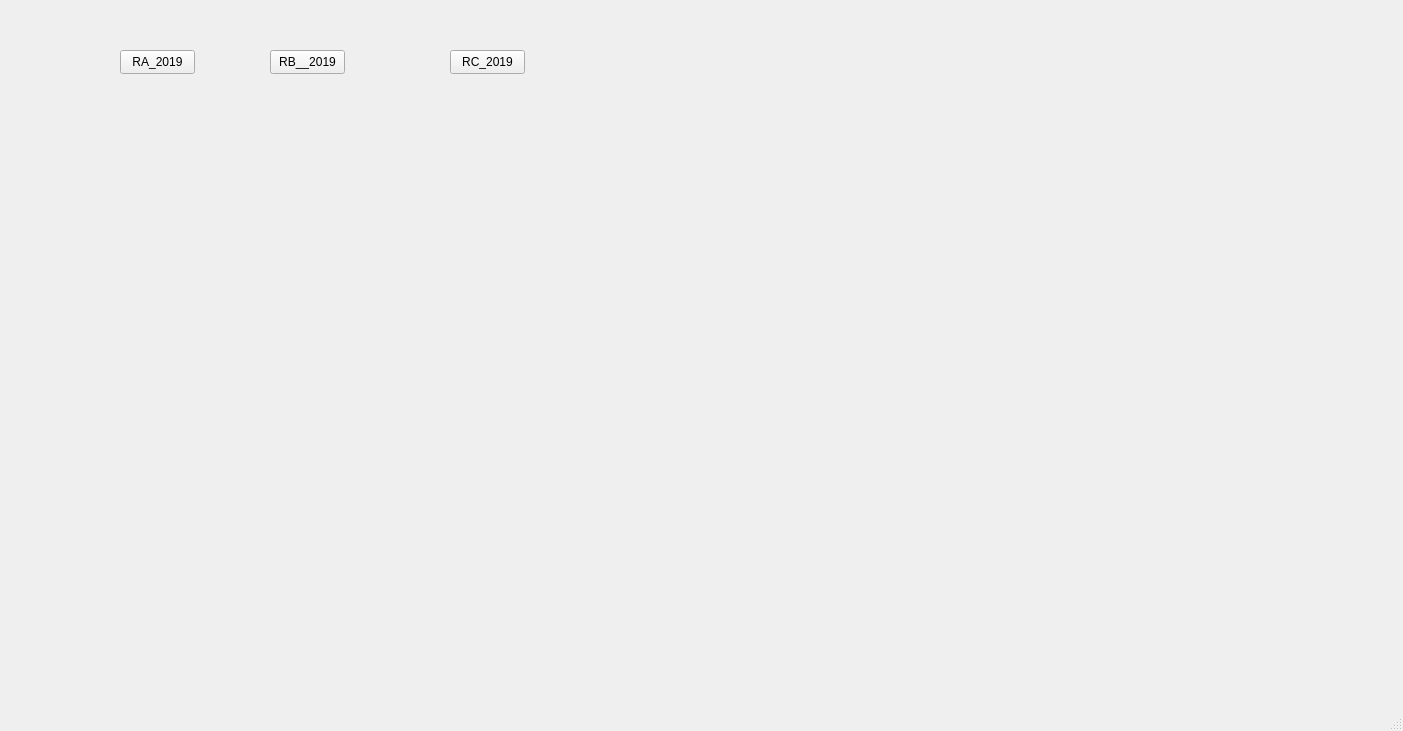
Qt form mainwindow.ui (WilliamIsaiasRoque/TO_Proyecto_TSP) before a commit.
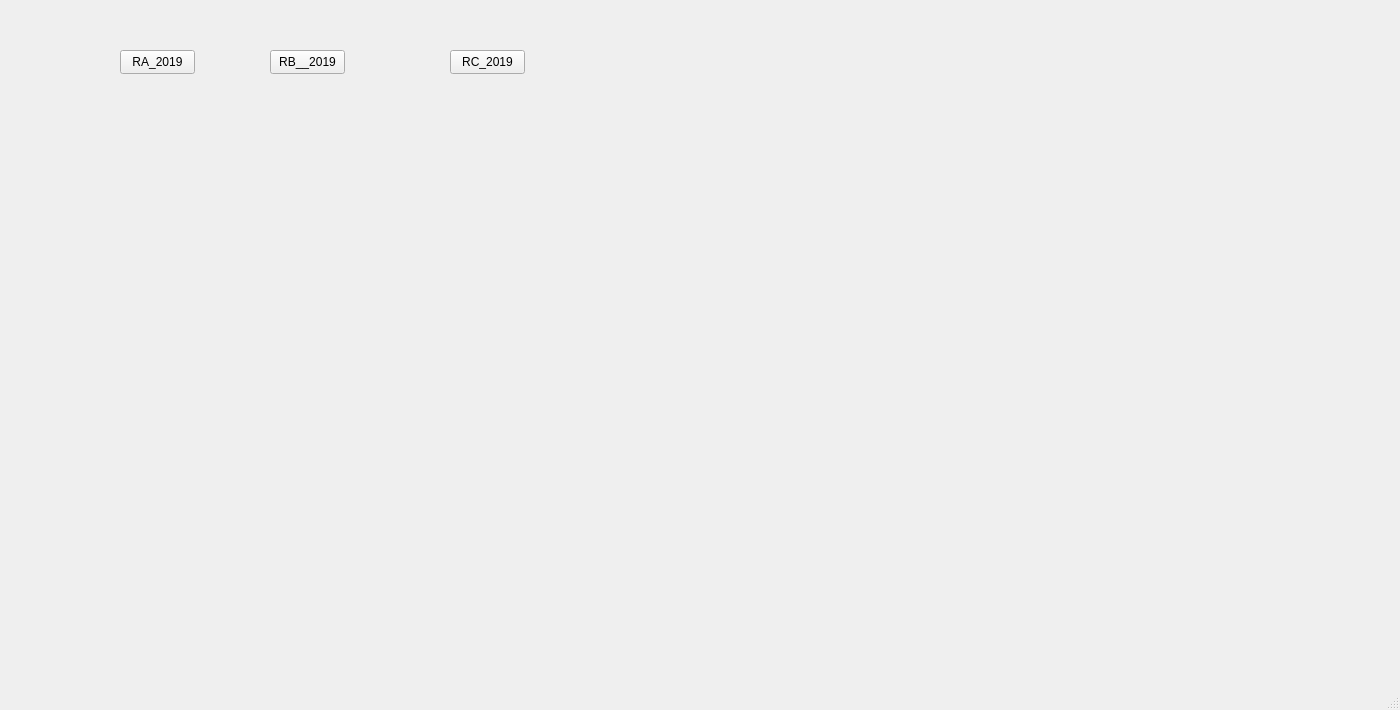
The same form after that commit. Icons and pictures are not drawn.

Patch:
```diff
--- a/mainwindow.ui
+++ b/mainwindow.ui
@@ -6,8 +6,8 @@
    <rect>
     <x>0</x>
     <y>0</y>
-    <width>1403</width>
-    <height>731</height>
+    <width>1400</width>
+    <height>710</height>
    </rect>
   </property>
   <property name="windowTitle">
@@ -59,7 +59,7 @@
       <x>640</x>
       <y>10</y>
       <width>731</width>
-      <height>671</height>
+      <height>651</height>
      </rect>
     </property>
     <layout class="QVBoxLayout" name="verticalLayout_2"/>
```
Left out of the diff: 4 changed lines with no effect on the pictures.
